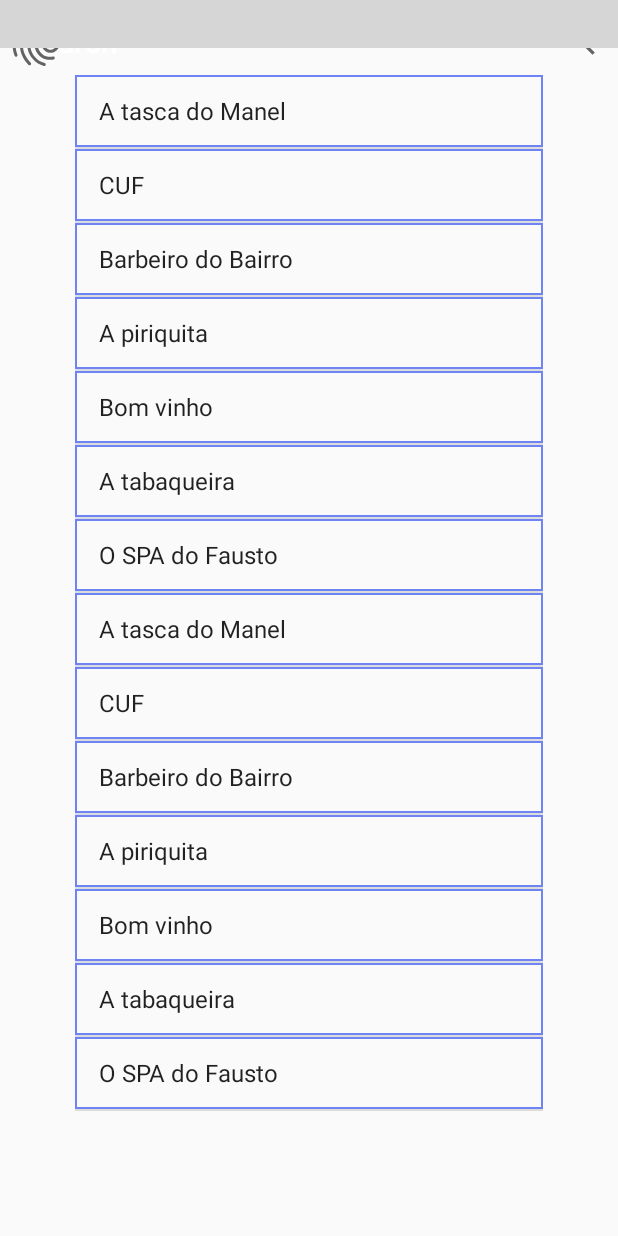
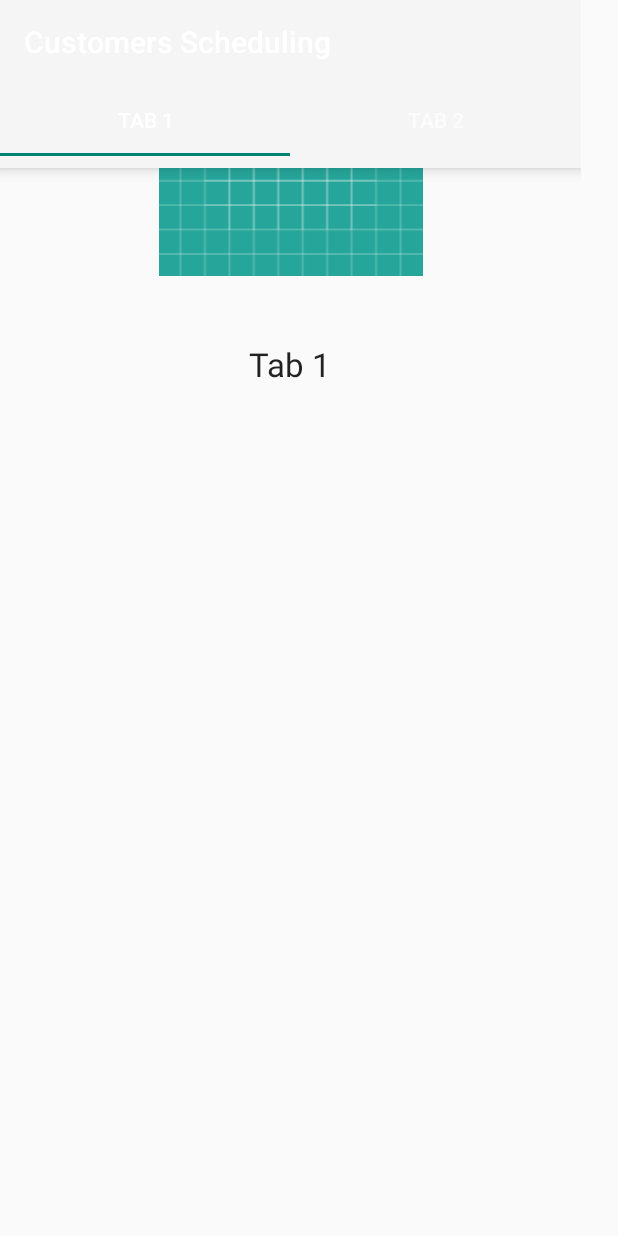
Before and after one commit to ISEL-LEIC-PS-42144-42929/Customers-Scheduling-App, an Android app: the screen it shows after launch (MainActivity before the commit, BusinessScheduleActivity after it), on a phone screen of 412 x 824 dp. Run offline under Robolectric (Android 15) with nearby library versions, the phone set to English and light mode, and no system bars; plain views replace MaterialSearchView; grey boxes are pictures that could not be loaded.

Commit message:
Bussiness Activity half way done

```diff
--- /dev/null
+++ b/CustomersScheduling/app/src/main/java/com/ps/isel/customersscheduling/BusinessScheduleActivity.java
@@ -0,0 +1,73 @@
+package com.ps.isel.customersscheduling;
+
+import android.content.Context;
+import android.content.Intent;
+import android.support.design.widget.TabLayout;
+import android.support.v4.view.ViewPager;
+import android.support.v7.app.ActionBar;
+import android.support.v7.app.AppCompatActivity;
+import android.os.Bundle;
+import android.support.v7.widget.Toolbar;
+import android.view.Menu;
+import android.view.MenuItem;
+import android.view.View;
+import android.widget.Button;
+import android.widget.ImageView;
+import android.widget.TextView;
+
+public class BusinessScheduleActivity extends AppCompatActivity {
+
+    private TextView titleBox;
+    private ImageView backBtn;
+    private final Context ctx = this;
+
+    @Override
+    protected void onCreate(Bundle savedInstanceState) {
+        super.onCreate(savedInstanceState);
+        setContentView(R.layout.activity_business_schedule);
+        titleBox = findViewById(R.id.TitleTextView);
+        //String name = savedInstanceState.getString("business_name");
+        titleBox.setText("A Piriquita" /*name*/);
+        //make request to API
+        ImageView mainImage = findViewById(R.id.businessMainImageView);
+        //mainImage.setImageBitmap(/*resource from API*/);
+        backBtn = findViewById(R.id.backBtnImageView);
+        backBtn.setOnClickListener(new View.OnClickListener() {
+            @Override
+            public void onClick(View view) {
+                Intent intent = new Intent(ctx, MainActivity.class);
+                startActivity(intent);
+            }
+        });
+
+        Toolbar toolbar = findViewById(R.id.toolbar);
+        setSupportActionBar(toolbar);
+
+        TabLayout tabLayout = (TabLayout) findViewById(R.id.tab_layout);
+        tabLayout.addTab(tabLayout.newTab().setText("Tab 1"));
+        tabLayout.addTab(tabLayout.newTab().setText("Tab 2"));
+        tabLayout.setTabGravity(TabLayout.GRAVITY_FILL);
+
+        final ViewPager viewPager = (ViewPager) findViewById(R.id.pager);
+        final PagerAdapter adapter = new PagerAdapter
+                (getSupportFragmentManager(), tabLayout.getTabCount());
+        viewPager.setAdapter(adapter);
+        viewPager.addOnPageChangeListener(new TabLayout.TabLayoutOnPageChangeListener(tabLayout));
+        tabLayout.setOnTabSelectedListener(new TabLayout.OnTabSelectedListener() {
+            @Override
+            public void onTabSelected(TabLayout.Tab tab) {
+                viewPager.setCurrentItem(tab.getPosition());
+            }
+
+            @Override
+            public void onTabUnselected(TabLayout.Tab tab) {
+
+            }
+
+            @Override
+            public void onTabReselected(TabLayout.Tab tab) {
+
+            }
+        });
+    }
+}
--- /dev/null
+++ b/CustomersScheduling/app/src/main/java/com/ps/isel/customersscheduling/Fragments/DetailsFragment.java
@@ -0,0 +1,19 @@
+package com.ps.isel.customersscheduling.Fragments;
+
+import android.support.v4.app.Fragment;
+import android.os.Bundle;
+import android.support.annotation.Nullable;
+import android.view.LayoutInflater;
+import android.view.View;
+import android.view.ViewGroup;
+
+import com.ps.isel.customersscheduling.R;
+
+public class DetailsFragment extends Fragment {
+
+    @Nullable
+    @Override
+    public View onCreateView(LayoutInflater inflater, @Nullable ViewGroup container, Bundle savedInstanceState) {
+        return inflater.inflate(R.layout.details_fragment_layout, container, false);
+    }
+}
--- /dev/null
+++ b/CustomersScheduling/app/src/main/java/com/ps/isel/customersscheduling/Fragments/ServicesFragment.java
@@ -0,0 +1,19 @@
+package com.ps.isel.customersscheduling.Fragments;
+
+import android.support.v4.app.Fragment;
+import android.os.Bundle;
+import android.support.annotation.Nullable;
+import android.view.LayoutInflater;
+import android.view.View;
+import android.view.ViewGroup;
+
+import com.ps.isel.customersscheduling.R;
+
+public class ServicesFragment extends Fragment {
+
+    @Nullable
+    @Override
+    public View onCreateView(LayoutInflater inflater, @Nullable ViewGroup container, Bundle savedInstanceState) {
+        return  inflater.inflate(R.layout.services_fragment_layout, container, false);
+    }
+}
--- a/CustomersScheduling/app/src/main/java/com/ps/isel/customersscheduling/MainActivity.java
+++ b/CustomersScheduling/app/src/main/java/com/ps/isel/customersscheduling/MainActivity.java
@@ -59,7 +59,7 @@ public class MainActivity extends AppCompatActivity
         super.onCreate(savedInstanceState);
         setContentView(R.layout.activity_main);
         lv = (ListView) findViewById(R.id.alreadySubToList);
-        buttonOpenTab = (Button) findViewById(R.id.buttonOpenTab);
+        buttonOpenTab = (Button) findViewById(R.id.button);
         buttonCode();
         listViewCode();
         searchBarCode();
--- /dev/null
+++ b/CustomersScheduling/app/src/main/java/com/ps/isel/customersscheduling/PagerAdapter.java
@@ -0,0 +1,40 @@
+package com.ps.isel.customersscheduling;
+
+
+import android.support.v4.app.Fragment;
+import android.support.v4.app.FragmentManager;
+import android.support.v4.app.FragmentStatePagerAdapter;
+
+import com.ps.isel.customersscheduling.Fragments.DetailsFragment;
+import com.ps.isel.customersscheduling.Fragments.ServicesFragment;
+
+public class PagerAdapter extends FragmentStatePagerAdapter {
+
+    int mNumOfTabs;
+
+    public PagerAdapter(FragmentManager fm, int NumOfTabs) {
+        super(fm);
+        this.mNumOfTabs = NumOfTabs;
+    }
+
+    @Override
+    public Fragment getItem(int position) {
+
+        switch (position) {
+            case 0:
+                ServicesFragment tab1 = new ServicesFragment();
+                return tab1;
+            case 1:
+                DetailsFragment tab2 = new DetailsFragment();
+                return tab2;
+            default:
+                return null;
+        }
+    }
+
+    @Override
+    public int getCount() {
+        return mNumOfTabs;
+    }
+
+}
--- /dev/null
+++ b/CustomersScheduling/app/src/main/res/layout/activity_business_schedule.xml
@@ -0,0 +1,100 @@
+<?xml version="1.0" encoding="utf-8"?>
+<android.support.constraint.ConstraintLayout xmlns:android="http://schemas.android.com/apk/res/android"
+    xmlns:app="http://schemas.android.com/apk/res-auto"
+    xmlns:tools="http://schemas.android.com/tools"
+    android:layout_width="match_parent"
+    android:layout_height="match_parent"
+    android:theme="@style/Theme.AppCompat.Light"
+    tools:context=".BusinessScheduleActivity">
+
+    <RelativeLayout
+        android:id="@+id/mainImageContainerRealtiveLayout"
+        android:layout_width="387dp"
+        android:layout_height="184dp"
+        tools:layout_editor_absoluteX="-1dp"
+        tools:layout_editor_absoluteY="9dp"
+        tools:ignore="MissingConstraints">
+
+        <TextView
+            android:id="@+id/TitleTextView"
+            android:layout_width="390dp"
+            android:layout_height="56dp"
+            android:gravity="center"
+            android:text=""
+            android:textSize="30sp"
+            app:fontFamily="monospace"
+            app:layout_constraintBottom_toBottomOf="parent"
+            app:layout_constraintEnd_toEndOf="parent"
+            app:layout_constraintStart_toStartOf="parent"
+            app:layout_constraintTop_toTopOf="parent"
+            app:layout_constraintVertical_bias="0.259" />
+
+        <ImageView
+            android:id="@+id/businessMainImageView"
+            android:layout_width="383dp"
+            android:layout_height="185dp"
+            android:layout_marginStart="8dp"
+            android:layout_marginLeft="8dp"
+            android:layout_marginTop="8dp"
+            android:layout_marginEnd="8dp"
+            android:layout_marginRight="8dp"
+            android:src="@drawable/ic_launcher_background"
+            app:layout_constraintEnd_toEndOf="parent"
+            app:layout_constraintStart_toStartOf="parent"
+            app:layout_constraintTop_toTopOf="parent" />
+
+        <ImageView
+            android:id="@+id/backBtnImageView"
+            android:layout_width="wrap_content"
+            android:layout_height="wrap_content"
+            android:layout_alignParentStart="true"
+            android:src="@drawable/ic_action_navigation_arrow_back"
+            android:layout_alignParentLeft="true" />
+    </RelativeLayout>
+
+    <RelativeLayout xmlns:android="http://schemas.android.com/apk/res/android"
+        xmlns:app="http://schemas.android.com/apk/res-auto"
+        xmlns:tools="http://schemas.android.com/tools"
+        android:id="@+id/main_layout"
+        android:layout_width="387dp"
+        android:layout_height="374dp"
+        app:layout_constraintStart_toStartOf="parent"
+        tools:context=".MainActivity"
+        tools:layout_editor_absoluteY="193dp">
+
+        <android.support.v7.widget.Toolbar
+            android:id="@+id/toolbar"
+            android:layout_width="match_parent"
+            android:layout_height="wrap_content"
+            android:layout_alignParentTop="true"
+            android:background="?attr/colorPrimary"
+            android:elevation="6dp"
+            android:minHeight="?attr/actionBarSize"
+            android:theme="@style/ThemeOverlay.AppCompat.Dark.ActionBar"
+            app:popupTheme="@style/ThemeOverlay.AppCompat.Light" />
+
+        <android.support.design.widget.TabLayout
+            android:id="@+id/tab_layout"
+            android:layout_width="match_parent"
+            android:layout_height="wrap_content"
+            android:layout_below="@+id/toolbar"
+            android:background="?attr/colorPrimary"
+            android:elevation="6dp"
+            android:minHeight="?attr/actionBarSize"
+            android:theme="@style/ThemeOverlay.AppCompat.Dark.ActionBar" >
+
+
+        </android.support.design.widget.TabLayout>
+
+        <android.support.v4.view.ViewPager
+            android:id="@+id/pager"
+            android:layout_width="match_parent"
+            android:layout_height="fill_parent"
+            android:layout_below="@id/tab_layout" />
+
+    </RelativeLayout>
+
+
+
+
+</android.support.constraint.ConstraintLayout>
--- /dev/null
+++ b/CustomersScheduling/app/src/main/res/layout/services_fragment_layout.xml
@@ -0,0 +1,19 @@
+<?xml version="1.0" encoding="utf-8"?>
+<android.support.constraint.ConstraintLayout
+    xmlns:android="http://schemas.android.com/apk/res/android" android:layout_width="match_parent"
+    android:layout_height="match_parent">
+    <RelativeLayout xmlns:android="http://schemas.android.com/apk/res/android"
+        android:layout_width="match_parent"
+        android:layout_height="match_parent"
+        android:orientation="vertical">
+
+        <TextView
+            android:id="@+id/textView"
+            android:layout_width="wrap_content"
+            android:layout_height="wrap_content"
+            android:layout_centerInParent="true"
+            android:text="Tab 1"
+            android:textAppearance="?android:attr/textAppearanceLarge"/>
+
+    </RelativeLayout>
+</android.support.constraint.ConstraintLayout>
--- /dev/null
+++ b/CustomersScheduling/app/src/main/res/values/dimens.xml
@@ -0,0 +1,3 @@
+<resources>
+    <dimen name="fab_margin">16dp</dimen>
+</resources>
--- a/CustomersScheduling/app/src/main/res/values/strings.xml
+++ b/CustomersScheduling/app/src/main/res/values/strings.xml
@@ -1,3 +1,5 @@
 <resources>
     <string name="app_name">Customers Scheduling</string>
+    <string name="title_activity_business_registration">BusinessRegistrationActivity</string>
+    <string name="title_activity_business_schedule">BusinessScheduleActivity</string>
 </resources>
--- a/CustomersScheduling/app/src/main/res/values/styles.xml
+++ b/CustomersScheduling/app/src/main/res/values/styles.xml
@@ -3,13 +3,19 @@
     <!-- Base application theme. -->
     <style name="AppTheme" parent="Theme.AppCompat.Light.DarkActionBar">
         <!-- Customize your theme here. -->
-        <item name="colorPrimary">@color/colorPrimary</item>
-        <item name="colorPrimaryDark">@color/colorPrimaryDark</item>
-        <item name="colorAccent">@color/colorAccent</item>
         <item name="windowActionBar">false</item>
         <item name="windowNoTitle">true</item>
+        <!--   your app branding color for the app bar -->
+        <item name="colorPrimary">#3F51B5</item>
+        <!--   darker variant for the status bar and contextual app bars -->
+        <item name="colorPrimaryDark">#303F9F</item>
+        <!--   theme UI controls like checkboxes and text fields -->
+        <item name="colorAccent">#FF4081</item>
     </style>
 
     <style name="AppTheme.AppBarOverlay" parent="ThemeOverlay.AppCompat.Dark.ActionBar"></style>
 
+    <style name="AppTheme.PopupOverlay" parent="ThemeOverlay.AppCompat.Light" />
+
+
 </resources>
--- a/CustomersScheduling/build.gradle
+++ b/CustomersScheduling/build.gradle
@@ -7,7 +7,7 @@ buildscript {
         jcenter()
     }
     dependencies {
-        classpath 'com.android.tools.build:gradle:3.0.1'
+        classpath 'com.android.tools.build:gradle:3.2.0-alpha07'
 
 
         // NOTE: Do not place your application dependencies here; they belong
```
Also changed, not shown: CustomersScheduling/app/build.gradle (+5 -4 lines), CustomersScheduling/app/src/main/AndroidManifest.xml (+4 -4 lines), CustomersScheduling/app/src/main/java/com/ps/isel/customersscheduling/BusinessRegistrationActivity.java (added, +13 -0 lines), CustomersScheduling/app/src/main/res/layout/activity_business_registration.xml (added, +9 -0 lines), CustomersScheduling/app/src/main/res/layout/content_business_schedule.xml (added, +26 -0 lines), CustomersScheduling/app/src/main/res/layout/details_fragment_layout.xml (added, +19 -0 lines), CustomersScheduling/gradle/wrapper/gradle-wrapper.properties.
